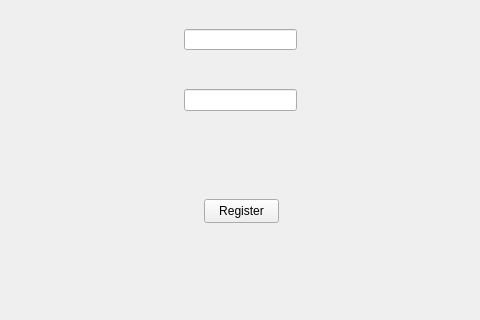
First picture: the form in Gartic-Frontend/Gartic-Frontend/RegisterWindow.ui, repository rusuuu/Professional-Googlers, before the edit; both pictures show x 96 to 576 and y 98 to 418 of the 680 by 523 pixel window.
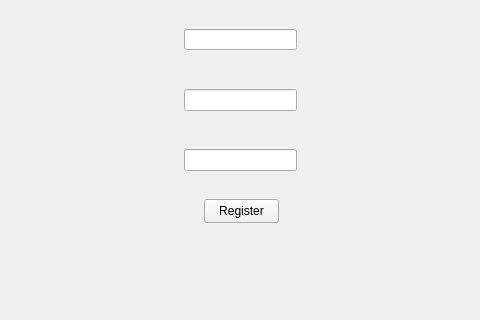
Second picture: the form after the edit.

Commit message: Added Register Confirmation text box in Register Page

Patch:
```diff
--- a/Gartic-Frontend/Gartic-Frontend/RegisterWindow.ui
+++ b/Gartic-Frontend/Gartic-Frontend/RegisterWindow.ui
@@ -47,6 +47,16 @@
      </rect>
     </property>
    </widget>
+   <widget class="QLineEdit" name="RegisterPasswordConfirmationInput">
+    <property name="geometry">
+     <rect>
+      <x>280</x>
+      <y>230</y>
+      <width>113</width>
+      <height>22</height>
+     </rect>
+    </property>
+   </widget>
   </widget>
   <widget class="QMenuBar" name="menuBar">
    <property name="geometry">
```
